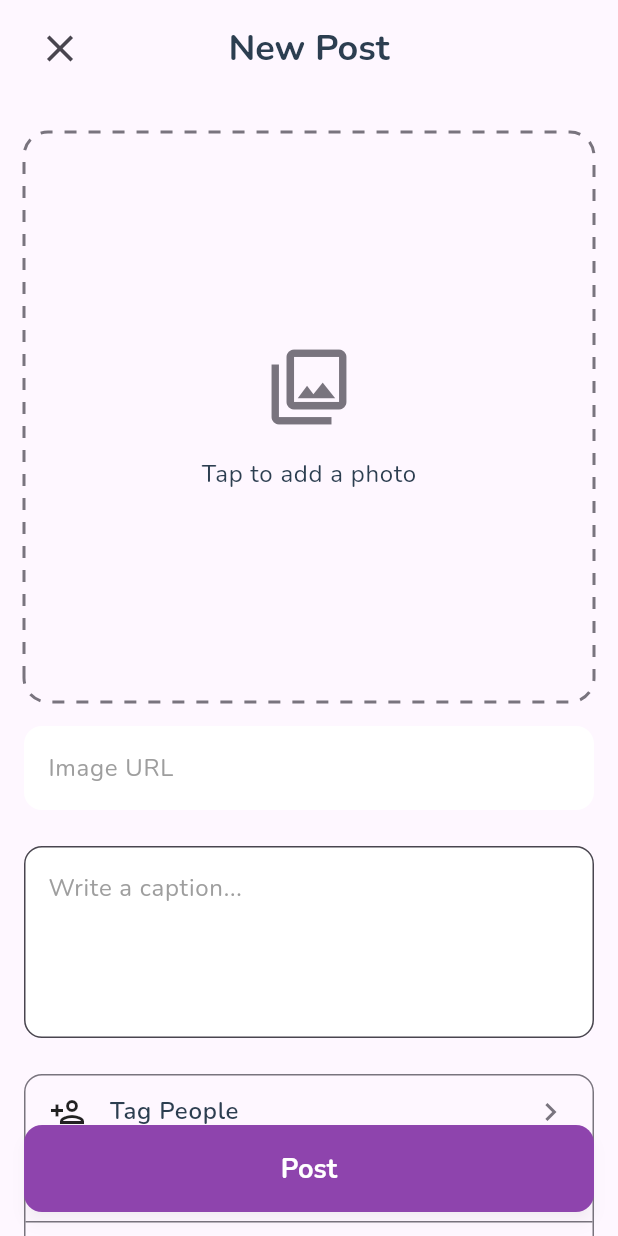
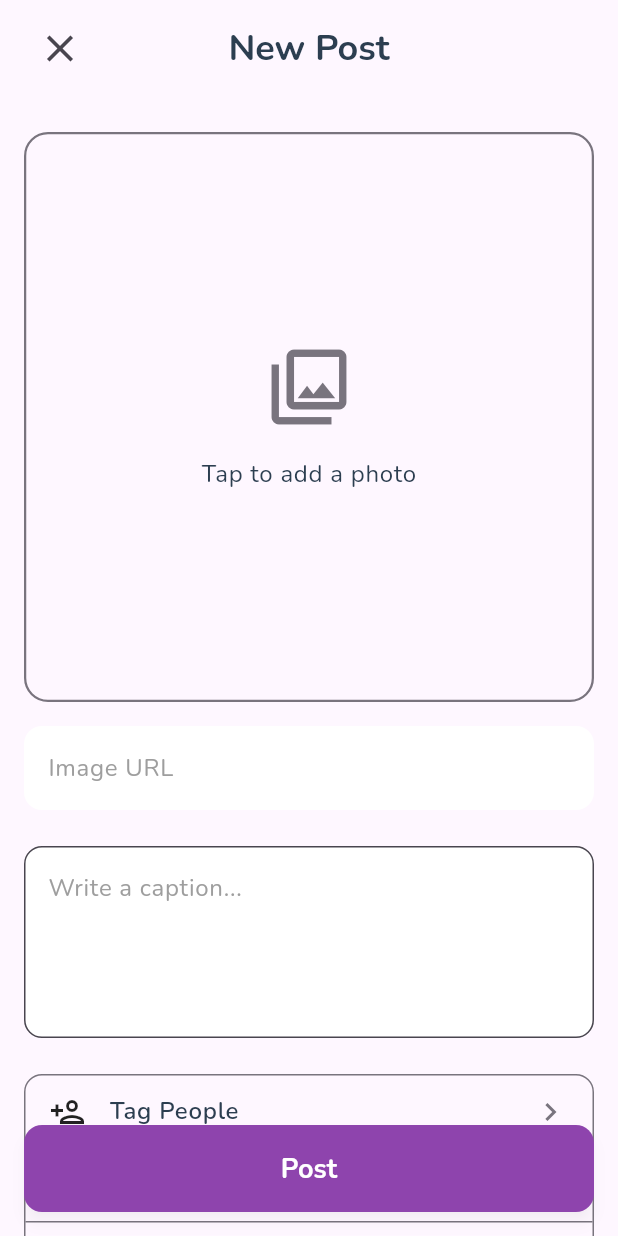
Before and after one commit to swaingithub/social-app, a Flutter app: the AddPostScreen screen opened by its route, on a phone screen of 412 x 824 dp. Run offline on Flutter 3.47's test engine with Material 3 defaults, Android fonts, the phone set to English and light mode, and no system bars; drawn by our look-alikes of dotted_border; our stand-ins replace flutter_animate, flutter_svg, go_router, google_fonts, image_picker, shared_preferences and 1 more; accounts and stored records are empty; network calls fail.

Commit message:
update add_post code

```diff
--- a/frontend/lib/screens/add_post_screen.dart
+++ b/frontend/lib/screens/add_post_screen.dart
@@ -3,7 +3,6 @@ import 'package:flutter/material.dart';
 import 'package:go_router/go_router.dart';
 import 'package:provider/provider.dart';
 import 'package:social_media_app/providers/post_provider.dart';
-import 'package:dotted_border/dotted_border.dart';
 
 class AddPostScreen extends StatefulWidget {
   const AddPostScreen({super.key});
@@ -54,16 +53,11 @@ class _AddPostScreenState extends State<AddPostScreen> {
                   // Image Input
                   AspectRatio(
                     aspectRatio: 1, // Square aspect ratio
-                    child: DottedBorder(
-                      borderType: BorderType.RRect,
-                      radius: const Radius.circular(16),
-                      color: theme.dividerColor,
-                      strokeWidth: 2,
-                      dashPattern: const [8, 8],
                     child: Container(
                       width: double.infinity,
                       decoration: BoxDecoration(
                         borderRadius: BorderRadius.circular(16),
+                        border: Border.all(color: theme.dividerColor, width: 1.5),
                         image: _imageUrlController.text.isNotEmpty && Uri.parse(_imageUrlController.text).isAbsolute
                             ? DecorationImage(
                                 image: NetworkImage(_imageUrlController.text),
@@ -83,7 +77,6 @@ class _AddPostScreenState extends State<AddPostScreen> {
                               ),
                             )
                           : null,
-                      ),
                     ),
                   ),
                   const SizedBox(height: 16),
```
Also changed, not shown: frontend/pubspec.lock. Lines whose indentation alone changed are shown as unchanged.
